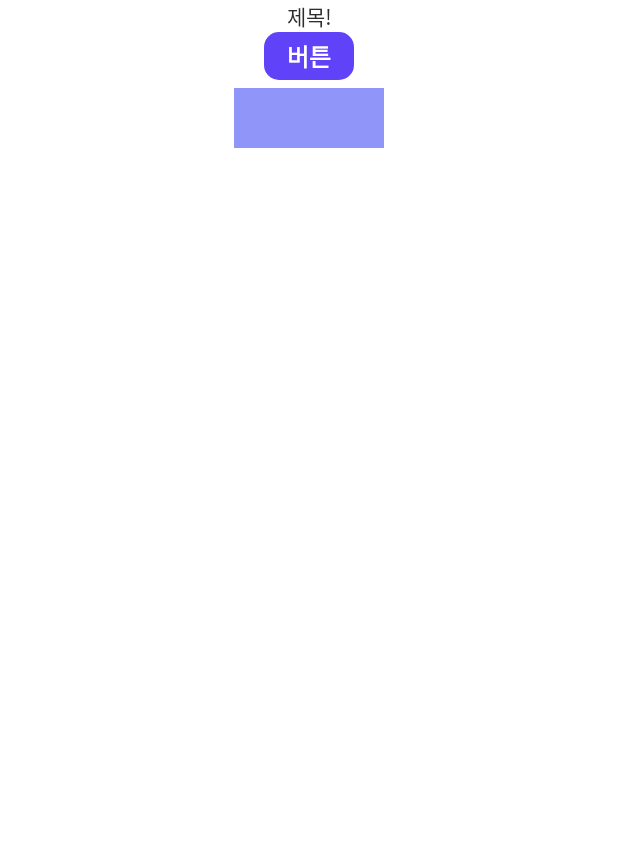
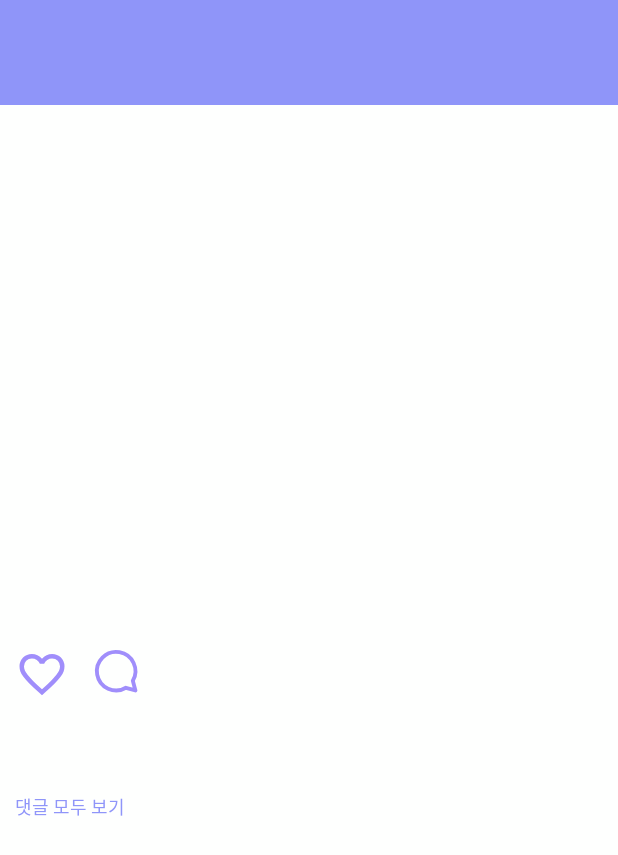
Before and after one commit to MunkiJeon/troll2s_Project, an Android app: the screen it shows after launch (MainActivity before the commit, DetailActivity after it), on a phone screen of 412 x 824 dp. Shown: the top 855 px of the screen. Run offline under Robolectric (Android 15) with nearby library versions, the phone set to English and light mode, and no system bars.

```diff
--- /dev/null
+++ b/app/src/main/java/com/example/trolls/DetailActivity.kt
@@ -0,0 +1,20 @@
+package com.example.trolls
+
+import android.os.Bundle
+import androidx.activity.enableEdgeToEdge
+import androidx.appcompat.app.AppCompatActivity
+import androidx.core.view.ViewCompat
+import androidx.core.view.WindowInsetsCompat
+
+class DetailActivity : AppCompatActivity() {
+    override fun onCreate(savedInstanceState: Bundle?) {
+        super.onCreate(savedInstanceState)
+        enableEdgeToEdge()
+        setContentView(R.layout.activity_detail)
+        ViewCompat.setOnApplyWindowInsetsListener(findViewById(R.id.main)) { v, insets ->
+            val systemBars = insets.getInsets(WindowInsetsCompat.Type.systemBars())
+            v.setPadding(systemBars.left, systemBars.top, systemBars.right, systemBars.bottom)
+            insets
+        }
+    }
+}
--- a/app/src/main/res/drawable/ic_comment.xml
+++ b/app/src/main/res/drawable/ic_comment.xml
@@ -1,8 +1,8 @@
 <vector xmlns:android="http://schemas.android.com/apk/res/android"
     android:width="24dp"
     android:height="24dp"
-    android:viewportWidth="24"
-    android:viewportHeight="24">
+    android:viewportWidth="28"
+    android:viewportHeight="28">
     <path
         android:strokeColor="?android:attr/colorControlNormal"
         android:strokeWidth="2"
--- a/app/src/main/res/drawable/ic_like.xml
+++ b/app/src/main/res/drawable/ic_like.xml
@@ -1,5 +1,11 @@
-<vector xmlns:android="http://schemas.android.com/apk/res/android" android:height="24dp" android:tint="#000000" android:viewportHeight="24" android:viewportWidth="24" android:width="24dp">
-
-    <path android:fillColor="#FF000000" android:pathData="M16.792 3.904A4.989 4.989 0 0 1 21.5 9.122c0 3.072-2.652 4.959-5.197 7.222-2.512 2.243-3.865 3.469-4.303 3.752-.477-.309-2.143-1.823-4.303-3.752C5.141 14.072 2.5 12.167 2.5 9.122a4.989 4.989 0 0 1 4.708-5.218 4.21 4.21 0 0 1 3.675 1.941c.84 1.175.98 1.763 1.12 1.763s.278-.588 1.11-1.766a4.17 4.17 0 0 1 3.679-1.938m0-2a6.04 6.04 0 0 0-4.797 2.127 6.052 6.052 0 0 0-4.787-2.127A6.985 6.985 0 0 0 .5 9.122c0 3.61 2.55 5.827 5.015 7.97.283.246.569.494.853.747l1.027.918a44.998 44.998 0 0 0 3.518 3.018 2 2 0 0 0 2.174 0 45.263 45.263 0 0 0 3.626-3.115l.922-.824c.293-.26.59-.519.885-.774 2.334-2.025 4.98-4.32 4.98-7.94a6.985 6.985 0 0 0-6.708-7.218Z"/>
-
+<vector xmlns:android="http://schemas.android.com/apk/res/android"
+    xmlns:tools="http://schemas.android.com/tools"
+    android:width="24dp"
+    android:height="24dp"
+    android:viewportWidth="960"
+    android:viewportHeight="960">
+  <path
+      android:fillColor="?android:attr/colorControlNormal"
+      android:pathData="M480,840L422,788Q321,697 255,631Q189,565 150,512.5Q111,460 95.5,416Q80,372 80,326Q80,232 143,169Q206,106 300,106Q352,106 399,128Q446,150 480,190Q514,150 561,128Q608,106 660,106Q754,106 817,169Q880,232 880,326Q880,372 864.5,416Q849,460 810,512.5Q771,565 705,631Q639,697 538,788L480,840ZM480,732Q576,646 638,584.5Q700,523 736,477.5Q772,432 786,396.5Q800,361 800,326Q800,266 760,226Q720,186 660,186Q613,186 573,212.5Q533,239 518,280L518,280L442,280L442,280Q427,239 387,212.5Q347,186 300,186Q240,186 200,226Q160,266 160,326Q160,361 174,396.5Q188,432 224,477.5Q260,523 322,584.5Q384,646 480,732ZM480,459Q480,459 480,459Q480,459 480,459Q480,459 480,459Q480,459 480,459Q480,459 480,459Q480,459 480,459Q480,459 480,459Q480,459 480,459L480,459L480,459L480,459Q480,459 480,459Q480,459 480,459Q480,459 480,459Q480,459 480,459Q480,459 480,459Q480,459 480,459Q480,459 480,459Q480,459 480,459Z"
+      tools:ignore="VectorPath" />
 </vector>
--- /dev/null
+++ b/app/src/main/res/layout/activity_detail.xml
@@ -0,0 +1,132 @@
+<?xml version="1.0" encoding="utf-8"?>
+<androidx.constraintlayout.widget.ConstraintLayout xmlns:android="http://schemas.android.com/apk/res/android"
+    xmlns:app="http://schemas.android.com/apk/res-auto"
+    xmlns:tools="http://schemas.android.com/tools"
+    android:id="@+id/main"
+    android:layout_width="match_parent"
+    android:layout_height="match_parent"
+    tools:context=".DetailActivity">
+
+    <LinearLayout
+        android:id="@+id/detail_lo_profile"
+        android:layout_width="match_parent"
+        android:layout_height="70dp"
+        android:background="@color/box"
+        android:orientation="horizontal"
+        app:layout_constraintEnd_toEndOf="parent"
+        app:layout_constraintStart_toStartOf="parent"
+        app:layout_constraintTop_toTopOf="parent">
+
+        <ImageView
+            android:id="@+id/detail_iv_profile_img"
+            android:layout_width="50dp"
+            android:layout_height="50dp"
+            android:layout_gravity="center"
+            android:layout_marginStart="12dp"
+            tools:src="@mipmap/ic_launcher" />
+
+        <TextView
+            android:id="@+id/detail_profile_nickname"
+            android:layout_width="wrap_content"
+            android:layout_height="wrap_content"
+            android:layout_gravity="center"
+            android:layout_marginStart="20dp"
+            android:textStyle="bold"
+            android:textColor="@color/text_default"
+            android:textSize="20sp"
+            tools:text="말하는 감자" />
+
+    </LinearLayout>
+
+    <androidx.core.widget.NestedScrollView
+        android:id="@+id/detail_sv"
+        android:layout_width="match_parent"
+        android:layout_height="wrap_content"
+        app:layout_constraintTop_toBottomOf="@id/detail_lo_profile">
+
+        <androidx.constraintlayout.widget.ConstraintLayout
+            android:layout_width="match_parent"
+            android:layout_height="match_parent">
+
+            <ImageView
+                android:id="@+id/detail_iv_post_img"
+                android:layout_width="match_parent"
+                android:layout_height="350dp"
+                android:scaleType="fitXY"
+                app:layout_constraintEnd_toEndOf="parent"
+                app:layout_constraintStart_toStartOf="parent"
+                app:layout_constraintTop_toTopOf="parent"
+                tools:src="@mipmap/ic_launcher" />
+
+            <androidx.constraintlayout.helper.widget.Flow
+                android:id="@+id/detail_flow_icons"
+                android:layout_width="wrap_content"
+                android:layout_height="wrap_content"
+                android:layout_marginStart="10dp"
+                android:layout_marginTop="12dp"
+                android:orientation="horizontal"
+                app:constraint_referenced_ids="detail_btn_like,detail_btn_comment"
+                app:flow_horizontalGap="16dp"
+                app:layout_constraintStart_toStartOf="parent"
+                app:layout_constraintTop_toBottomOf="@id/detail_iv_post_img" />
+
+            <ImageButton
+                android:id="@+id/detail_btn_like"
+                android:layout_width="36dp"
+                android:layout_height="36dp"
+                android:background="@android:color/transparent"
+                android:scaleType="fitXY"
+                android:src="@drawable/ic_like"
+                app:tint="@color/button" />
+
+            <ImageButton
+                android:id="@+id/detail_btn_comment"
+                android:layout_width="36dp"
+                android:layout_height="36dp"
+                android:background="@android:color/transparent"
+                android:scaleType="fitXY"
+                android:src="@drawable/ic_comment"
+                app:tint="@color/button" />
+
+             <TextView
+                 android:id="@+id/detail_likers"
+                 android:layout_width="wrap_content"
+                 android:layout_height="wrap_content"
+                 app:layout_constraintTop_toBottomOf="@id/detail_flow_icons"
+                 app:layout_constraintStart_toStartOf="@id/detail_flow_icons"
+                 tools:text="nickname님 외 여러 명이 좋아합니다"
+                 android:layout_marginTop="10dp" />
+
+             <TextView
+                 android:id="@+id/detail_tv_content"
+                 android:layout_width="384dp"
+                 android:layout_height="wrap_content"
+                 tools:text="나는 말하는 감자다 나는 말하는 감자다 나는 말하는 감자다 나는 말하는 감자다 나는 말하는 감자다 나는 말하는 감자다 나는 말하는 감자다 나는 말하는 감자다 나는 말하는 감자다 나는 말하는 감자다 나는 말하는 감자다 나는 말하는 감자다 나는 말하는 감자다 나는 말하는 감자다 나는 말하는 감자다 나는 말하는 감자다 나는 말하는 감자다 나는 말하는 감자다 나는 말하는 감자다 나는 말하는 감자다 나는 말하는 감자다 나는 말하는 감자다 나는 말하는 감자다 나는 말하는 감자다 나는 말하는 감자다 나는 말하는 감자다 나는 말하는 감자다 나는 말하는 감자다"
+                 app:layout_constraintTop_toBottomOf="@id/detail_likers"
+                 app:layout_constraintStart_toStartOf="@id/detail_flow_icons"
+                 android:layout_marginTop="6dp" />
+
+            <TextView
+                android:id="@+id/detail_tv_show_all_comment"
+                android:layout_width="wrap_content"
+                android:layout_height="wrap_content"
+                android:layout_marginTop="6dp"
+                android:text="@string/show_all_comment"
+                android:textColor="@color/box"
+                android:textSize="12sp"
+                app:layout_constraintStart_toStartOf="@id/detail_flow_icons"
+                app:layout_constraintTop_toBottomOf="@id/detail_tv_content" />
+
+            <include
+                android:id="@+id/detail_include_comment"
+                layout="@layout/layout_detail_comment_list"
+                android:layout_width="wrap_content"
+                android:layout_height="wrap_content"
+                app:layout_constraintStart_toStartOf="@id/detail_tv_show_all_comment"
+                app:layout_constraintTop_toBottomOf="@id/detail_tv_show_all_comment"/>
+
+        </androidx.constraintlayout.widget.ConstraintLayout>
+
+    </androidx.core.widget.NestedScrollView>
+
+</androidx.constraintlayout.widget.ConstraintLayout>
--- /dev/null
+++ b/app/src/main/res/layout/layout_detail_comment_list.xml
@@ -0,0 +1,28 @@
+<?xml version="1.0" encoding="utf-8"?>
+<LinearLayout xmlns:android="http://schemas.android.com/apk/res/android"
+    xmlns:app="http://schemas.android.com/apk/res-auto"
+    xmlns:tools="http://schemas.android.com/tools"
+    android:id="@+id/detail_comment_layout"
+    android:layout_width="wrap_content"
+    android:layout_height="wrap_content"
+    android:orientation="horizontal"
+    android:layout_margin="12dp">
+
+    <TextView
+        android:id="@+id/layout_comment_list_tv_nickname"
+        android:layout_width="wrap_content"
+        android:layout_height="wrap_content"
+        android:textSize="16sp"
+        android:textStyle="bold"
+        tools:text="nickname"
+        android:textColor="@color/text_default"/>
+
+    <TextView
+        android:id="@+id/layout_comment_list_tv_comment"
+        android:layout_width="wrap_content"
+        android:layout_height="wrap_content"
+        android:layout_marginStart="16dp"
+        tools:text="나는 김밥 나는 김밥"
+        android:textColor="@color/text_default"/>
+
+</LinearLayout>
--- a/app/src/main/res/values/attr.xml
+++ b/app/src/main/res/values/attr.xml
@@ -2,4 +2,5 @@
 <resources>
     <attr name="colorButton" format="color"/>
     <attr name="colorBox" format="color"/>
+    <attr name="colorTextInBox" type="color"/>
 </resources>
--- a/app/src/main/res/values/strings.xml
+++ b/app/src/main/res/values/strings.xml
@@ -1,3 +1,6 @@
 <resources>
     <string name="app_name">trolls</string>
+    <string name="show_all_comment">댓글 모두 보기</string>
+    <string name="detail_comment_head_text">댓글</string>
+    <string name="bottom_sheet_like_head_text">좋아요</string>
 </resources>
--- a/app/src/main/res/values/themes.xml
+++ b/app/src/main/res/values/themes.xml
@@ -7,6 +7,7 @@
 
         <item name="colorButton">@color/button</item>
         <item name="colorBox">@color/box</item>
+        <item name="colorTextInBox">@color/text_solid</item>
     </style>
 
     <style name="Base.Theme.Trolls.Night" parent="Theme.AppCompat.DayNight.NoActionBar">
@@ -16,5 +17,6 @@
 
         <item name="colorButton">@color/button_dark</item>
         <item name="colorBox">@color/box_dark</item>
+        <item name="colorTextInBox">@color/text_solid_dark</item>
     </style>
 </resources>
```
Also changed, not shown: app/src/main/AndroidManifest.xml (+9 -2 lines), app/src/main/res/drawable/bottom_sheet_detail_shp_edit_text_bg.xml (added, +11 -0 lines), app/src/main/res/drawable/detail_bottom_sheet_shp_layout_bg.xml (added, +7 -0 lines), app/src/main/res/drawable/ic_like_full.xml (+8 -11 lines), app/src/main/res/layout/bottom_sheet_comment.xml (added, +67 -0 lines), app/src/main/res/layout/bottom_sheet_like.xml (added, +38 -0 lines), app/src/main/res/layout/layout_bottom_sheet_comment_list.xml (added, +38 -0 lines), app/src/main/res/layout/layout_bottom_sheet_like_list.xml (added, +29 -0 lines).
